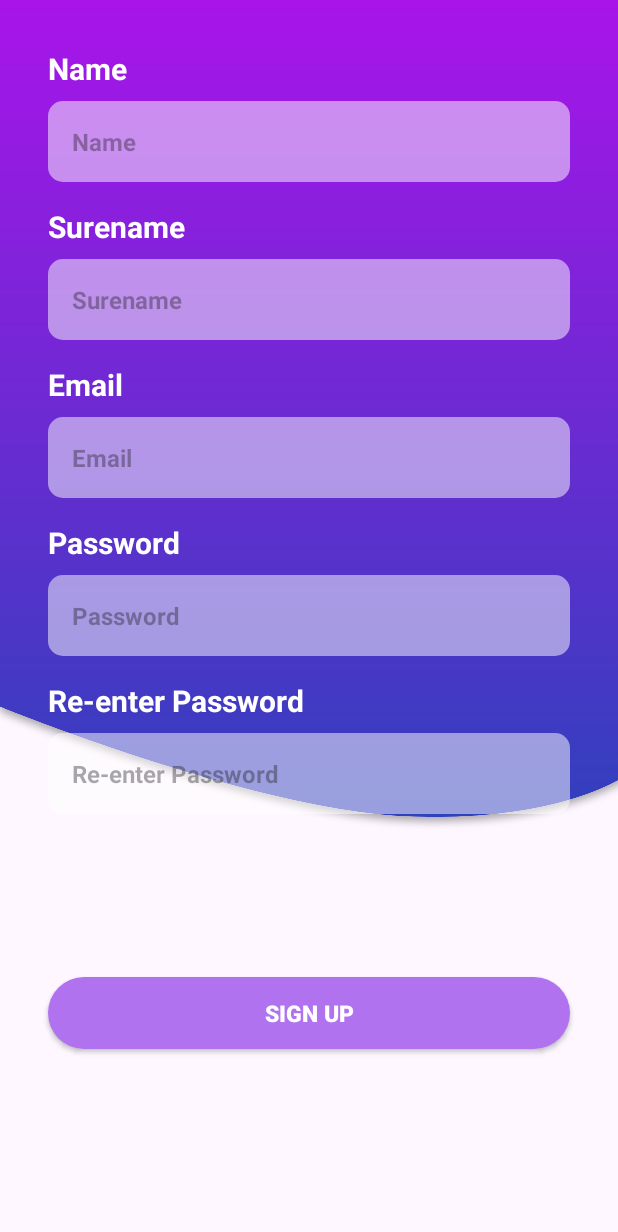
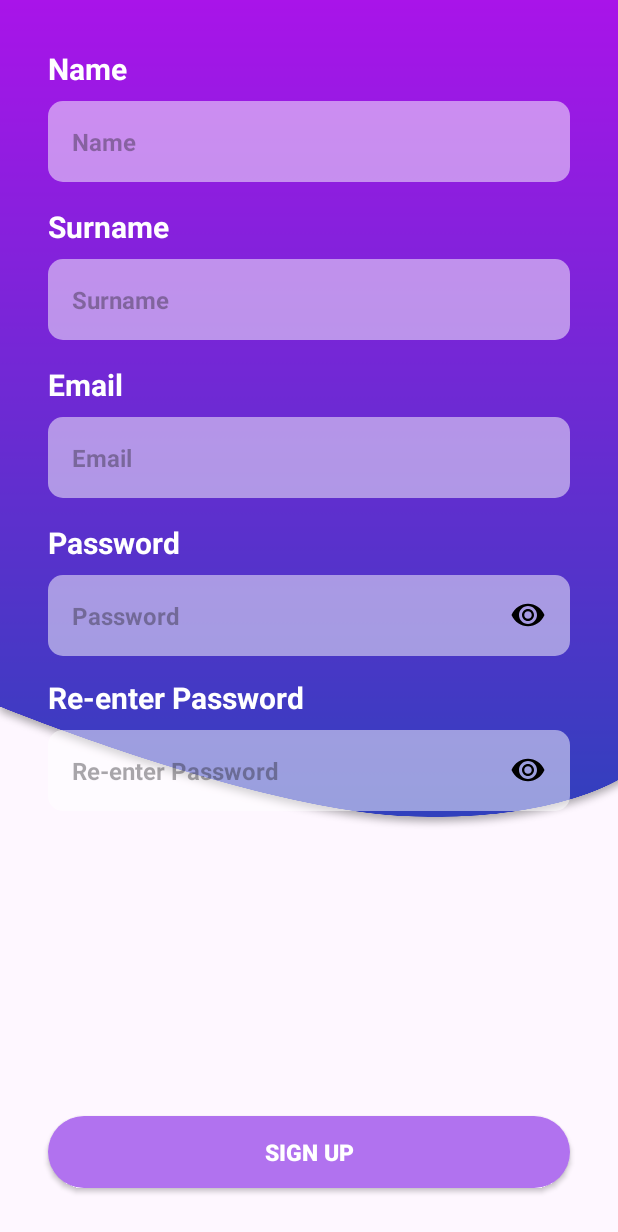
Before and after one commit to Evelyne03/SoundScape, an Android app: the SignupActivity screen opened directly, with no data from a screen before it, on a phone screen of 412 x 824 dp. Shown: the top 1232 px of the screen. Run offline under Robolectric (Android 15) with nearby library versions, the phone set to English and light mode, and no system bars.

Commit message:
Toggle Visibility for password in Signup Activity

```diff
--- a/app/src/main/java/com/example/soundscape/SignupActivity.kt
+++ b/app/src/main/java/com/example/soundscape/SignupActivity.kt
@@ -1,8 +1,10 @@
 package com.example.soundscape
 
 import android.os.Bundle
+import android.text.InputType
 import android.widget.Button
 import android.widget.EditText
+import android.widget.ImageView
 import androidx.appcompat.app.AppCompatActivity
 
 class SignupActivity : AppCompatActivity() {
@@ -12,6 +14,9 @@ class SignupActivity : AppCompatActivity() {
     private lateinit var passwordEdt: EditText
     private lateinit var rePasswordEdt: EditText
     private lateinit var signUpBtn: Button
+    private lateinit var passwordToggle: ImageView
+    private var isPasswordVisible: Boolean = false
+    private lateinit var rePasswordToggle: ImageView
 
     override fun onCreate(savedInstanceState: Bundle?) {
         super.onCreate(savedInstanceState)
@@ -19,15 +24,20 @@ class SignupActivity : AppCompatActivity() {
 
         initView()
         setSignUpAction()
+        setupPasswordToggle()
+
     }
 
     private fun initView() {
         nameEdt = findViewById(R.id.PersonNameText)
-        surnameEdt = findViewById(R.id.PersonSurenameText)
+        surnameEdt = findViewById(R.id.PersonSurnameText)
         emailEdt = findViewById(R.id.PersonEmailText)
         passwordEdt = findViewById(R.id.PasswordText)
         rePasswordEdt = findViewById(R.id.RePasswordText)
         signUpBtn = findViewById(R.id.SignUpBtn)
+        passwordToggle = findViewById(R.id.passwordToggle)
+        rePasswordToggle = findViewById(R.id.rePasswordToggle)
+
     }
 
     private fun setSignUpAction() {
@@ -76,6 +86,41 @@ class SignupActivity : AppCompatActivity() {
         }
     }
 
+    private fun setupPasswordToggle() {
+        passwordToggle.setOnClickListener {
+            togglePasswordVisibility()
+        }
+
+        rePasswordToggle.setOnClickListener {
+            toggleRePasswordVisibility()
+        }
+    }
+    private fun togglePasswordVisibility() {
+        isPasswordVisible = !isPasswordVisible
+        val passwordInputType = if (isPasswordVisible) {
+            InputType.TYPE_CLASS_TEXT or InputType.TYPE_TEXT_VARIATION_VISIBLE_PASSWORD
+        } else {
+            InputType.TYPE_CLASS_TEXT or InputType.TYPE_TEXT_VARIATION_PASSWORD
+        }
+        passwordEdt.inputType = passwordInputType
+        passwordEdt.setSelection(passwordEdt.text.length)
+        passwordToggle.setImageResource(if (isPasswordVisible) R.drawable.ic_eye else R.drawable.ic_eye)
+    }
+
+
+    private fun toggleRePasswordVisibility() {
+        isPasswordVisible = !isPasswordVisible
+        val passwordInputType = if (isPasswordVisible) {
+            InputType.TYPE_CLASS_TEXT or InputType.TYPE_TEXT_VARIATION_VISIBLE_PASSWORD
+        } else {
+            InputType.TYPE_CLASS_TEXT or InputType.TYPE_TEXT_VARIATION_PASSWORD
+        }
+        rePasswordEdt.inputType = passwordInputType
+        rePasswordEdt.setSelection(rePasswordEdt.text.length)
+        rePasswordToggle.setImageResource(if (isPasswordVisible) R.drawable.ic_eye else R.drawable.ic_eye)
+    }
+
+
 
     private fun clearErrors() {
         nameEdt.error = null
--- a/app/src/main/res/layout/signup_activity.xml
+++ b/app/src/main/res/layout/signup_activity.xml
@@ -51,13 +51,13 @@
         app:layout_constraintTop_toBottomOf="@+id/nameTextView" />
 
     <TextView
-        android:id="@+id/surenameTextView"
+        android:id="@+id/surnameTextView"
         android:layout_width="wrap_content"
         android:layout_height="wrap_content"
         android:layout_marginStart="32dp"
         android:layout_marginTop="16dp"
         android:layout_marginEnd="32dp"
-        android:text="Surename"
+        android:text="Surname"
         android:textColor="@color/white"
         android:textSize="20sp"
         android:textStyle="bold"
@@ -65,7 +65,7 @@
         app:layout_constraintTop_toBottomOf="@+id/PersonNameText" />
 
     <EditText
-        android:id="@+id/PersonSurenameText"
+        android:id="@+id/PersonSurnameText"
         android:layout_width="0dp"
         android:layout_height="54dp"
         android:layout_marginStart="32dp"
@@ -73,7 +73,7 @@
         android:layout_marginEnd="32dp"
         android:background="@drawable/edittext_background"
         android:ems="10"
-        android:hint="Surename"
+        android:hint="Surname"
         android:inputType="textPersonName"
         android:padding="16dp"
         android:textColor="#5c5f72"
@@ -81,7 +81,7 @@
         android:textStyle="bold"
         app:layout_constraintEnd_toEndOf="parent"
         app:layout_constraintStart_toStartOf="parent"
-        app:layout_constraintTop_toBottomOf="@+id/surenameTextView" />
+        app:layout_constraintTop_toBottomOf="@+id/surnameTextView" />
 
     <TextView
         android:id="@+id/emailTextView"
@@ -95,7 +95,7 @@
         android:textSize="20sp"
         android:textStyle="bold"
         app:layout_constraintStart_toStartOf="parent"
-        app:layout_constraintTop_toBottomOf="@+id/PersonSurenameText" />
+        app:layout_constraintTop_toBottomOf="@+id/PersonSurnameText" />
 
     <EditText
         android:id="@+id/PersonEmailText"
@@ -130,57 +130,93 @@
         app:layout_constraintStart_toStartOf="parent"
         app:layout_constraintTop_toBottomOf="@+id/PersonEmailText" />
 
-    <EditText
-        android:id="@+id/PasswordText"
+    <FrameLayout
         android:layout_width="0dp"
-        android:layout_height="54dp"
+        android:layout_height="wrap_content"
         android:layout_marginStart="32dp"
         android:layout_marginTop="8dp"
         android:layout_marginEnd="32dp"
+        app:layout_constraintEnd_toEndOf="parent"
+        app:layout_constraintStart_toStartOf="parent"
+        app:layout_constraintTop_toBottomOf="@+id/PasswordTextView">
+
+        <EditText
+            android:id="@+id/PasswordText"
+            android:layout_width="match_parent"
+            android:layout_height="54dp"
             android:background="@drawable/edittext_background"
             android:ems="10"
             android:hint="Password"
             android:inputType="textPassword"
-        android:padding="16dp"
+            android:paddingStart="16dp"
+            android:paddingEnd="48dp"
             android:textColor="#5c5f72"
             android:textSize="16sp"
-        android:textStyle="bold"
-        app:layout_constraintEnd_toEndOf="parent"
-        app:layout_constraintStart_toStartOf="parent"
-        app:layout_constraintTop_toBottomOf="@+id/PasswordTextView" />
+            android:textStyle="bold" />
+
+        <ImageView
+            android:id="@+id/passwordToggle"
+            android:layout_width="24dp"
+            android:layout_height="24dp"
+            android:layout_gravity="end|center_vertical"
+            android:layout_marginEnd="16dp"
+            android:src="@drawable/ic_eye"
+            android:contentDescription="Toggle Password Visibility"
+            android:clickable="true"
+            android:focusable="true" />
+
+    </FrameLayout>
 
     <TextView
         android:id="@+id/PasswordVerifyTextView"
         android:layout_width="wrap_content"
         android:layout_height="wrap_content"
         android:layout_marginStart="32dp"
-        android:layout_marginTop="16dp"
+        android:layout_marginTop="76dp"
         android:layout_marginEnd="32dp"
         android:text="Re-enter Password"
         android:textColor="@color/white"
         android:textSize="20sp"
         android:textStyle="bold"
         app:layout_constraintStart_toStartOf="parent"
-        app:layout_constraintTop_toBottomOf="@+id/PasswordText" />
+        app:layout_constraintTop_toBottomOf="@+id/PasswordTextView" />
+
+    <FrameLayout
+        android:layout_width="0dp"
+        android:layout_height="wrap_content"
+        android:layout_marginStart="32dp"
+        android:layout_marginTop="8dp"
+        android:layout_marginEnd="32dp"
+        app:layout_constraintEnd_toEndOf="parent"
+        app:layout_constraintStart_toStartOf="parent"
+        app:layout_constraintTop_toBottomOf="@+id/PasswordVerifyTextView">
 
         <EditText
             android:id="@+id/RePasswordText"
-        android:layout_width="0dp"
+            android:layout_width="match_parent"
             android:layout_height="54dp"
-        android:layout_marginStart="32dp"
-        android:layout_marginTop="8dp"
-        android:layout_marginEnd="32dp"
             android:background="@drawable/edittext_background"
             android:ems="10"
             android:hint="Re-enter Password"
             android:inputType="textPassword"
-        android:padding="16dp"
+            android:paddingStart="16dp"
+            android:paddingEnd="48dp"
             android:textColor="#5c5f72"
             android:textSize="16sp"
-        android:textStyle="bold"
-        app:layout_constraintEnd_toEndOf="parent"
-        app:layout_constraintStart_toStartOf="parent"
-        app:layout_constraintTop_toBottomOf="@+id/PasswordVerifyTextView" />
+            android:textStyle="bold" />
+
+        <ImageView
+            android:id="@+id/rePasswordToggle"
+            android:layout_width="24dp"
+            android:layout_height="24dp"
+            android:layout_gravity="end|center_vertical"
+            android:layout_marginEnd="16dp"
+            android:src="@drawable/ic_eye"
+            android:contentDescription="Toggle Password Visibility"
+            android:clickable="true"
+            android:focusable="true" />
+
+    </FrameLayout>
 
     <androidx.appcompat.widget.AppCompatButton
         android:id="@+id/SignUpBtn"
```
Lines whose indentation alone changed are shown as unchanged.
